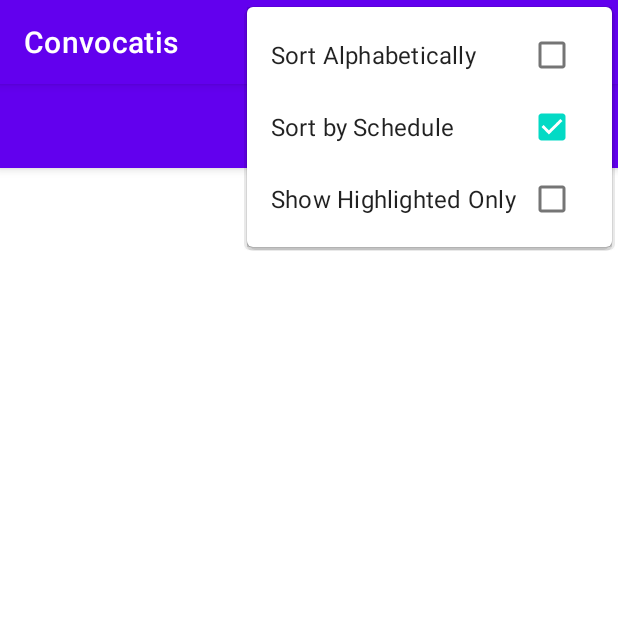
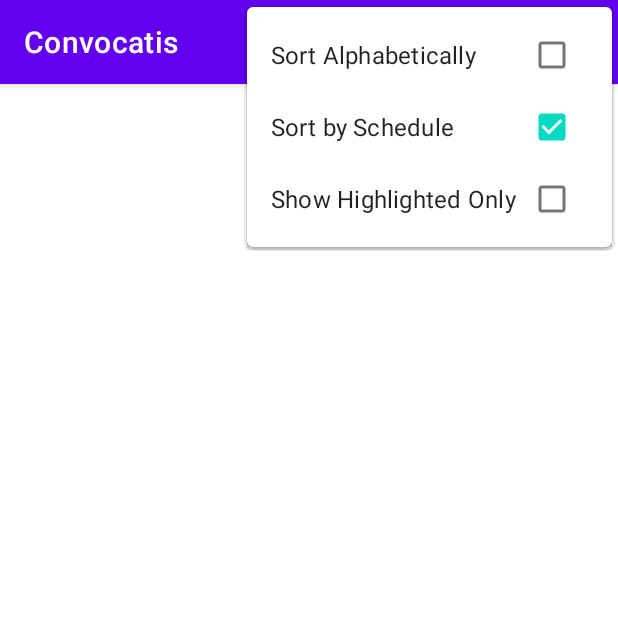
Before and after one commit to aivarszar/Lugsanu-gramata, an Android app: the screen it shows after launch (MainActivity), with the options menu open, on a phone screen of 412 x 824 dp, the top half of it. Run offline under Robolectric (Android 15) with nearby library versions, the phone set to English and light mode, and no system bars; our stand-ins replace Room's generated code; network calls fail.

Commit message:
Fix crash: Remove default ActionBar from theme
Error: MainActivity.onCreate crashes with IllegalStateException because
theme has DarkActionBar but MainActivity tries to set custom Toolbar.

Fix: Changed parent theme from DarkActionBar to NoActionBar.
This allows MainActivity to use custom Toolbar without conflict.

Changed:
- Theme.MaterialComponents.DayNight.DarkActionBar
  → Theme.MaterialComponents.DayNight.NoActionBar

🤖 Generated with [Claude Code](https://claude.com/claude-code)

Co-Authored-By: Claude <noreply@anthropic.com>

```diff
--- a/app/src/main/res/values/themes.xml
+++ b/app/src/main/res/values/themes.xml
@@ -1,7 +1,7 @@
 <?xml version="1.0" encoding="utf-8"?>
 <resources xmlns:tools="http://schemas.android.com/tools">
     <!-- Base application theme. -->
-    <style name="Theme.Convocatis" parent="Theme.MaterialComponents.DayNight.DarkActionBar">
+    <style name="Theme.Convocatis" parent="Theme.MaterialComponents.DayNight.NoActionBar">
         <!-- Primary brand color. -->
         <item name="colorPrimary">@color/purple_500</item>
         <item name="colorPrimaryVariant">@color/purple_700</item>
```
